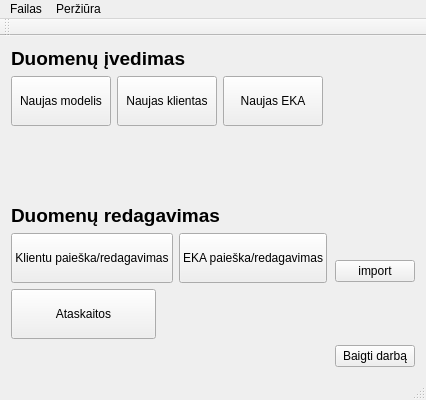
Before: the Qt Designer form duombaze/mainwindow.ui in Tautvydas2019/Diplomas, drawn with Qt 5.
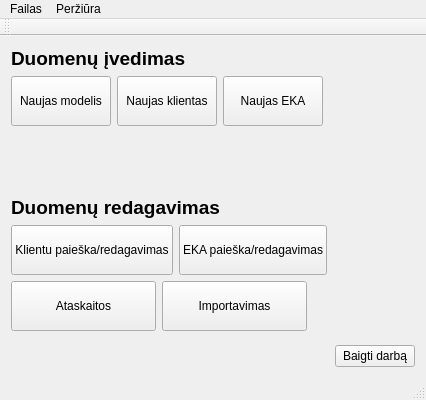
After: the same form once the commit is applied.

```diff
--- a/duombaze/mainwindow.ui
+++ b/duombaze/mainwindow.ui
@@ -14,78 +14,10 @@
    <string>MainWindow</string>
   </property>
   <widget class="QWidget" name="centralWidget">
-   <layout class="QGridLayout" name="gridLayout">
-    <item row="2" column="1">
-     <widget class="QPushButton" name="pushButton">
-      <property name="text">
-       <string>import</string>
-      </property>
-     </widget>
-    </item>
-    <item row="2" column="0">
-     <layout class="QFormLayout" name="formLayout_2">
-      <property name="fieldGrowthPolicy">
-       <enum>QFormLayout::AllNonFixedFieldsGrow</enum>
-      </property>
-      <item row="0" column="0">
-       <widget class="QLabel" name="label_edit">
-        <property name="text">
-         <string>&lt;html&gt;&lt;head/&gt;&lt;body&gt;&lt;p&gt;&lt;span style=&quot; font-size:14pt; font-weight:600;&quot;&gt;Duomenų redagavimas&lt;/span&gt;&lt;/p&gt;&lt;/body&gt;&lt;/html&gt;</string>
-        </property>
-       </widget>
-      </item>
-      <item row="1" column="0">
-       <layout class="QHBoxLayout" name="horizontalLayout_2">
+   <layout class="QVBoxLayout" name="verticalLayout_2">
         <item>
-         <widget class="QPushButton" name="pushButton_clientedit">
-          <property name="minimumSize">
-           <size>
-            <width>145</width>
-            <height>50</height>
-           </size>
-          </property>
-          <property name="text">
-           <string>Klientu paieška/redagavimas</string>
-          </property>
-         </widget>
-        </item>
+     <layout class="QVBoxLayout" name="verticalLayout">
         <item>
-         <widget class="QPushButton" name="pushButton_ekaedit">
-          <property name="minimumSize">
-           <size>
-            <width>145</width>
-            <height>50</height>
-           </size>
-          </property>
-          <property name="maximumSize">
-           <size>
-            <width>15564987</width>
-            <height>16777215</height>
-           </size>
-          </property>
-          <property name="text">
-           <string>EKA paieška/redagavimas</string>
-          </property>
-         </widget>
-        </item>
-       </layout>
-      </item>
-      <item row="2" column="0">
-       <widget class="QPushButton" name="pushButton_3">
-        <property name="minimumSize">
-         <size>
-          <width>145</width>
-          <height>50</height>
-         </size>
-        </property>
-        <property name="text">
-         <string>Ataskaitos</string>
-        </property>
-       </widget>
-      </item>
-     </layout>
-    </item>
-    <item row="0" column="0">
      <layout class="QFormLayout" name="formLayout">
       <item row="0" column="0">
        <widget class="QLabel" name="label_insert">
@@ -139,7 +71,101 @@
       </item>
      </layout>
     </item>
-    <item row="5" column="1">
+      <item>
+       <layout class="QFormLayout" name="formLayout_2">
+        <item row="1" column="0">
+         <layout class="QHBoxLayout" name="horizontalLayout_2">
+          <item>
+           <widget class="QPushButton" name="pushButton_clientedit">
+            <property name="minimumSize">
+             <size>
+              <width>145</width>
+              <height>50</height>
+             </size>
+            </property>
+            <property name="text">
+             <string>Klientu paieška/redagavimas</string>
+            </property>
+           </widget>
+          </item>
+          <item>
+           <widget class="QPushButton" name="pushButton_ekaedit">
+            <property name="minimumSize">
+             <size>
+              <width>145</width>
+              <height>50</height>
+             </size>
+            </property>
+            <property name="maximumSize">
+             <size>
+              <width>15564987</width>
+              <height>16777215</height>
+             </size>
+            </property>
+            <property name="text">
+             <string>EKA paieška/redagavimas</string>
+            </property>
+           </widget>
+          </item>
+         </layout>
+        </item>
+        <item row="2" column="0">
+         <layout class="QHBoxLayout" name="horizontalLayout_3">
+          <item>
+           <widget class="QPushButton" name="pushButton_3">
+            <property name="minimumSize">
+             <size>
+              <width>145</width>
+              <height>50</height>
+             </size>
+            </property>
+            <property name="text">
+             <string>Ataskaitos</string>
+            </property>
+           </widget>
+          </item>
+          <item>
+           <widget class="QPushButton" name="pushButton">
+            <property name="minimumSize">
+             <size>
+              <width>145</width>
+              <height>50</height>
+             </size>
+            </property>
+            <property name="text">
+             <string>Importavimas</string>
+            </property>
+           </widget>
+          </item>
+         </layout>
+        </item>
+        <item row="0" column="0">
+         <widget class="QLabel" name="label_edit">
+          <property name="text">
+           <string>&lt;html&gt;&lt;head/&gt;&lt;body&gt;&lt;p&gt;&lt;span style=&quot; font-size:14pt; font-weight:600;&quot;&gt;Duomenų redagavimas&lt;/span&gt;&lt;/p&gt;&lt;/body&gt;&lt;/html&gt;</string>
+          </property>
+         </widget>
+        </item>
+       </layout>
+      </item>
+     </layout>
+    </item>
+    <item>
+     <layout class="QHBoxLayout" name="horizontalLayout_4">
+      <item>
+       <spacer name="horizontalSpacer">
+        <property name="orientation">
+         <enum>Qt::Horizontal</enum>
+        </property>
+        <property name="sizeHint" stdset="0">
+         <size>
+          <width>40</width>
+          <height>20</height>
+         </size>
+        </property>
+       </spacer>
+      </item>
+      <item>
      <widget class="QPushButton" name="pushButton_close">
       <property name="minimumSize">
        <size>
@@ -157,6 +183,8 @@
        <string>Baigti darbą</string>
       </property>
      </widget>
+      </item>
+     </layout>
     </item>
    </layout>
   </widget>
```
Lines whose indentation alone changed are shown as unchanged.
